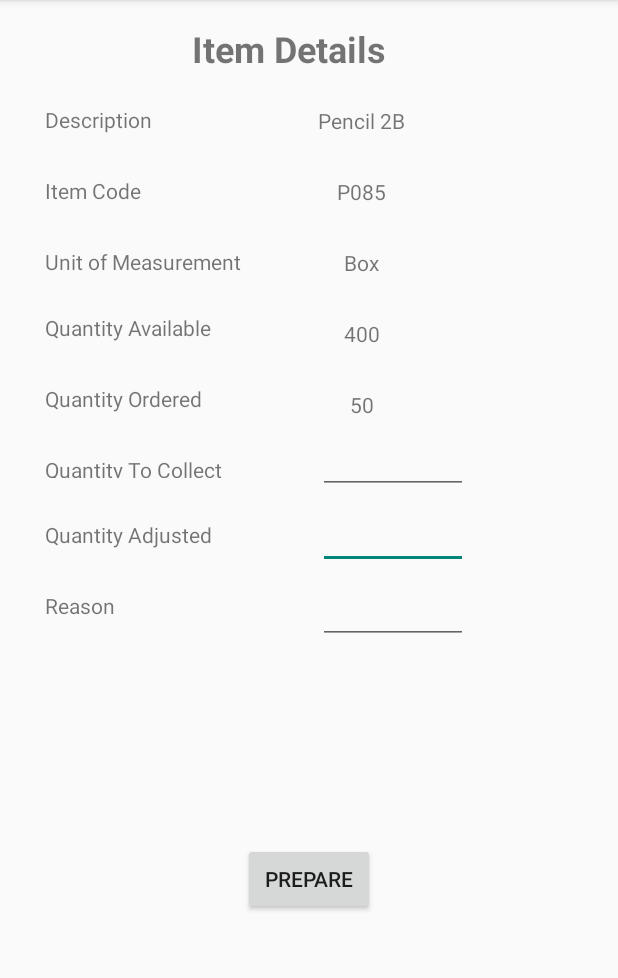
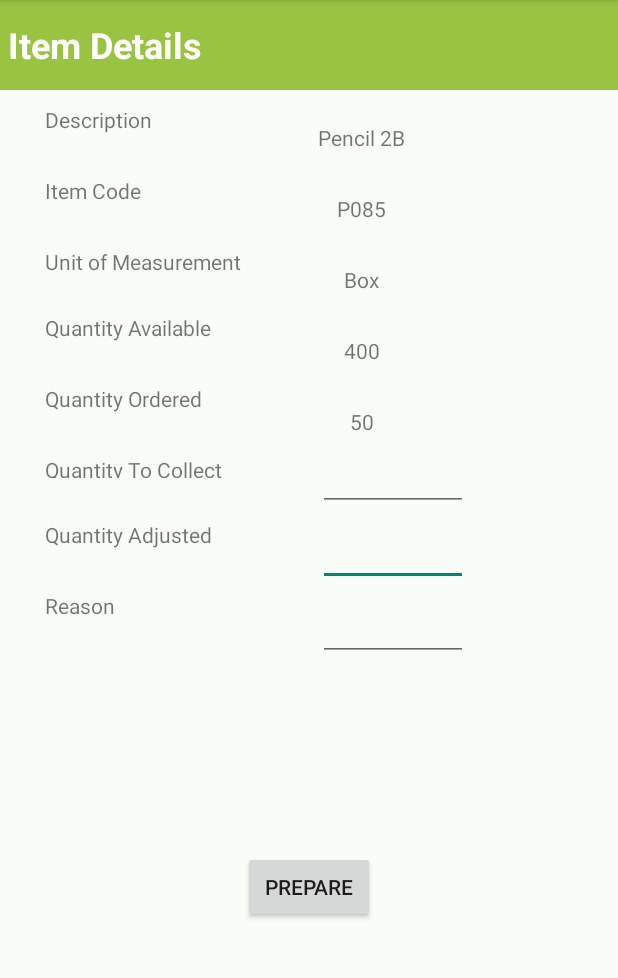
Before and after one commit to JoelFong85/ADProj_Mobile, an Android app: the Clerk_RequisitionOrder_ItemDetailsActivity screen opened directly, with no data from a screen before it, on a phone screen of 412 x 824 dp, the part 84-1062 px from its top. Run offline under Robolectric (Android 15) with nearby library versions, the phone set to English and light mode, and no system bars; Roboto replaces fonts that are not available here.

Commit message:
Improved UI of the project

```diff
--- a/app/src/main/java/com/example/averg/logicuniversityapp/Clerk_MainActivity.java
+++ b/app/src/main/java/com/example/averg/logicuniversityapp/Clerk_MainActivity.java
@@ -98,6 +98,7 @@ public class Clerk_MainActivity extends Activity {
             Constants.TOKEN = "";
 
             Intent i = new Intent(getApplicationContext(), MainActivity.class);
+            i.setFlags(Intent.FLAG_ACTIVITY_NEW_TASK | Intent.FLAG_ACTIVITY_CLEAR_TASK);
             startActivity(i);
         }
     }
--- a/app/src/main/res/layout/activity_clerk__main.xml
+++ b/app/src/main/res/layout/activity_clerk__main.xml
@@ -4,6 +4,7 @@
     xmlns:tools="http://schemas.android.com/tools"
     android:layout_width="match_parent"
     android:layout_height="match_parent"
+    android:background="#f8fdf8"
     tools:context=".Clerk_MainActivity">
 
     <Button
--- a/app/src/main/res/layout/activity_clerk__requisition_order__item_details.xml
+++ b/app/src/main/res/layout/activity_clerk__requisition_order__item_details.xml
@@ -4,17 +4,21 @@
     xmlns:tools="http://schemas.android.com/tools"
     android:layout_width="match_parent"
     android:layout_height="match_parent"
+    android:background="#f8fdf8"
     tools:context=".Clerk_RequisitionOrder_ItemDetailsActivity">
 
     <TextView
         android:id="@+id/itemDetailsTitle"
-        android:layout_width="wrap_content"
-        android:layout_height="wrap_content"
-        android:layout_marginStart="128dp"
-        android:layout_marginTop="16dp"
+        android:layout_width="0dp"
+        android:layout_height="60dp"
+        android:gravity="center_vertical"
+        android:paddingLeft="5dp"
         android:text="Item Details"
+        android:textColor="@android:color/white"
+        android:background="#98c442"
         android:textSize="24sp"
         android:textStyle="bold"
+        app:layout_constraintEnd_toEndOf="parent"
         app:layout_constraintStart_toStartOf="parent"
         app:layout_constraintTop_toTopOf="parent" />
 
```
